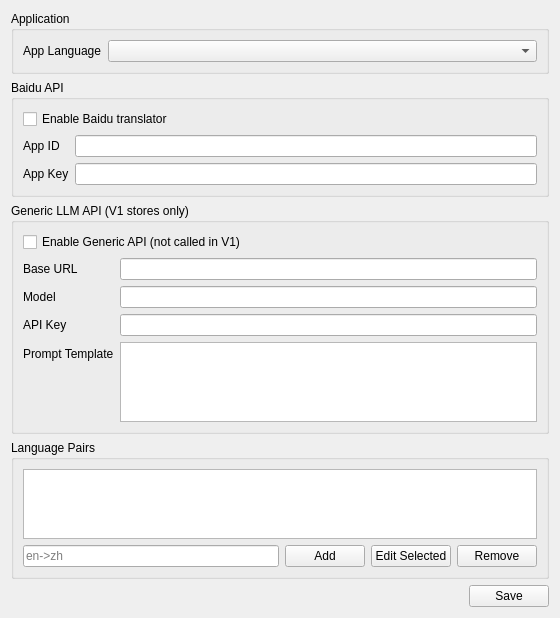
Qt form settingswidget.ui (yangye1234/OpenTranslate) before a commit.
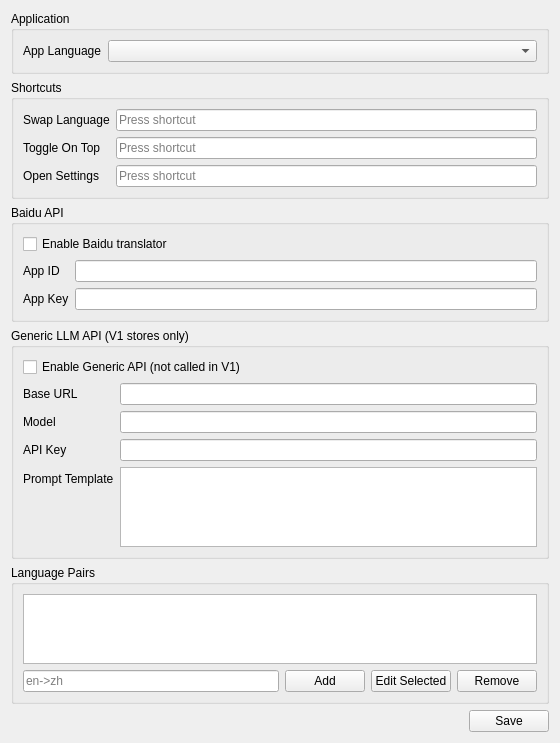
The same form after that commit.

Commit message: feat(shortcuts): add configurable global hotkeys and saved-state feedback

Patch:
```diff
--- a/settingswidget.ui
+++ b/settingswidget.ui
@@ -7,7 +7,7 @@
     <x>0</x>
     <y>0</y>
     <width>560</width>
-    <height>520</height>
+    <height>640</height>
    </rect>
   </property>
   <property name="windowTitle">
@@ -33,6 +33,45 @@
      </layout>
     </widget>
    </item>
+   <item>
+    <widget class="QGroupBox" name="shortcutsGroup">
+     <property name="title">
+      <string>Shortcuts</string>
+     </property>
+     <layout class="QFormLayout" name="formLayoutShortcuts">
+      <item row="0" column="0">
+       <widget class="QLabel" name="labelSwapShortcut">
+        <property name="text">
+         <string>Swap Language</string>
+        </property>
+       </widget>
+      </item>
+      <item row="0" column="1">
+       <widget class="QKeySequenceEdit" name="swapShortcutEdit"/>
+      </item>
+      <item row="1" column="0">
+       <widget class="QLabel" name="labelPinShortcut">
+        <property name="text">
+         <string>Toggle On Top</string>
+        </property>
+       </widget>
+      </item>
+      <item row="1" column="1">
+       <widget class="QKeySequenceEdit" name="pinShortcutEdit"/>
+      </item>
+      <item row="2" column="0">
+       <widget class="QLabel" name="labelSettingsShortcut">
+        <property name="text">
+         <string>Open Settings</string>
+        </property>
+       </widget>
+      </item>
+      <item row="2" column="1">
+       <widget class="QKeySequenceEdit" name="settingsShortcutEdit"/>
+      </item>
+     </layout>
+    </widget>
+   </item>
    <item>
     <widget class="QGroupBox" name="baiduGroup">
      <property name="title">
```
The commit also changes 8 other files.
